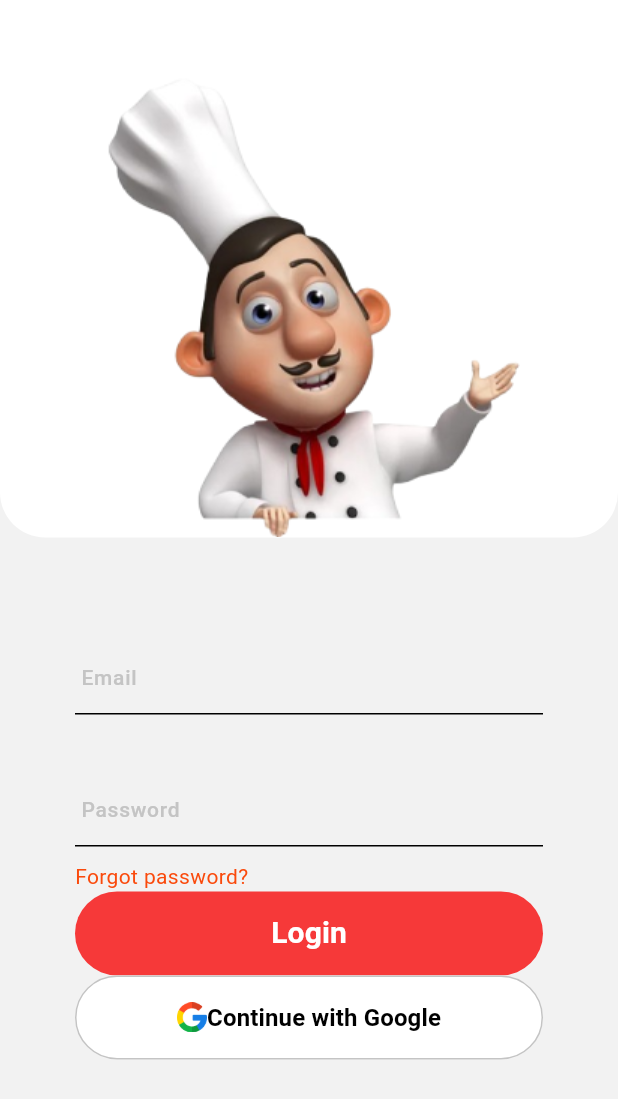
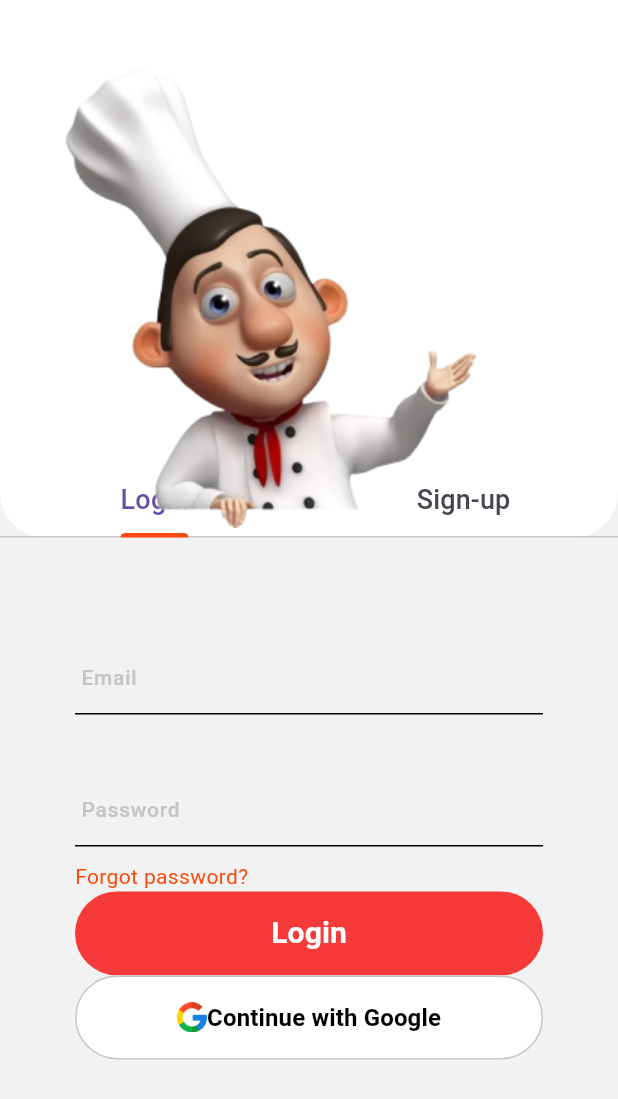
Before and after one commit to taherdodia13/chinatown, a Flutter app: the screen it shows after launch, on a phone screen of 412 x 824 dp. Shown: the top 1099 px of the screen. Run offline on Flutter 3.47's test engine with Material 3 defaults, Android fonts, the phone set to English and light mode, and no system bars; our stand-ins replace cloud_firestore, firebase_auth, firebase_core, flutter_form_builder; accounts and stored records are empty; Roboto replaces fonts that are missing (Montserrat).

Commit message:
SIGNUP View added + tabbar

```diff
--- a/lib/features/presentation/screens/login_view.dart
+++ b/lib/features/presentation/screens/login_view.dart
@@ -1,9 +1,10 @@
-import 'package:dummy_1/constants/app_colors.dart';
 import 'package:dummy_1/features/presentation/widgets/app_textfield.dart';
 import 'package:dummy_1/features/presentation/widgets/main_button.dart';
+import 'package:dummy_1/constants/app_colors.dart';
+import 'package:flutter/cupertino.dart';
+import 'package:flutter/painting.dart';
+import '../../../constants/app_images.dart';
 import 'package:flutter/material.dart';
-
-import '../../../constants/app_images.dart';
 
 class LoginView extends StatefulWidget {
   const LoginView({super.key});
@@ -17,8 +18,12 @@ class _LoginViewState extends State<LoginView> {
   Widget build(BuildContext context) {
     return Scaffold(
       backgroundColor: AppColors.kf2f2f2,
-      body: SingleChildScrollView(
+      body: DefaultTabController(
+        initialIndex: 0,
+        length: 2,
         child: Column(
+          children: [
+            Stack(
               children: [
                 Container(
                   width: double.infinity,
@@ -30,15 +35,41 @@ class _LoginViewState extends State<LoginView> {
                       bottomRight: Radius.circular(30),
                     ),
                   ),
-              child: Column(
+                  child: const Column(
+                    mainAxisAlignment: MainAxisAlignment.end,
                     children: [
-                  const Spacer(),
-                  Image.asset(AppAssets.loginImage),
+                      TabBar(
+                        labelPadding: EdgeInsets.symmetric(vertical: 10),
+                        indicatorColor: AppColors.kFA4A0C,
+                        indicatorSize: TabBarIndicatorSize.label,
+                        tabs: <Widget>[
+                          Text(
+                            'Login',
+                            style: TextStyle(fontSize: 18),
+                          ),
+                          Text(
+                            'Sign-up',
+                            style: TextStyle(fontSize: 18),
+                          ),
+                        ],
+                      ),
                     ],
                   ),
                 ),
-            Padding(
-              padding: const EdgeInsets.symmetric(vertical: 70, horizontal: 50),
+                Positioned(
+                  left: 20,
+                  top: 40,
+                  child: Image.asset(AppAssets.loginImage),
+                )
+              ],
+            ),
+            Expanded(
+              child: TabBarView(
+                children: <Widget>[
+                  SingleChildScrollView(
+                    child: Padding(
+                      padding: const EdgeInsets.symmetric(
+                          vertical: 70, horizontal: 50),
                       child: Column(
                         crossAxisAlignment: CrossAxisAlignment.start,
                         children: [
@@ -70,7 +101,8 @@ class _LoginViewState extends State<LoginView> {
                           MainButton.icon(
                             buttonColor: AppColors.kFFFFFF,
                             fontColor: AppColors.k000000,
-                    borderSide: const BorderSide(color: AppColors.kc4c4c4),
+                            borderSide:
+                                const BorderSide(color: AppColors.kc4c4c4),
                             icon: SizedBox(
                               height: 20,
                               child: Image(
@@ -87,7 +119,41 @@ class _LoginViewState extends State<LoginView> {
                           ),
                         ],
                       ),
-            )
+                    ),
+                  ),
+                  SingleChildScrollView(
+                    padding: const EdgeInsets.symmetric(
+                      vertical: 60,
+                      horizontal: 50,
+                    ),
+                    child: Column(
+                      children: [
+                        const AppTextFormField(
+                          name: 'email',
+                          hintText: 'Email',
+                          preFixIcon: Icon(Icons.mail),
+                          contentPadding: EdgeInsets.symmetric(vertical: 20),
+                        ),
+                        const SizedBox(height: 12),
+                        const AppTextFormField(
+                          name: 'password',
+                          hintText: 'Password',
+                          preFixIcon: Icon(Icons.lock_outline),
+                          suffixIcon: Icon(Icons.remove_red_eye_outlined),
+                          contentPadding: EdgeInsets.symmetric(vertical: 20),
+                        ),
+                        const SizedBox(height: 100),
+                        MainButton(
+                          onPressed: () {},
+                          text: 'Create Account',
+                          minimumSize: const Size(180, 50),
+                        ),
+                      ],
+                    ),
+                  ),
+                ],
+              ),
+            ),
           ],
         ),
       ),
```
Lines whose indentation alone changed are shown as unchanged.
